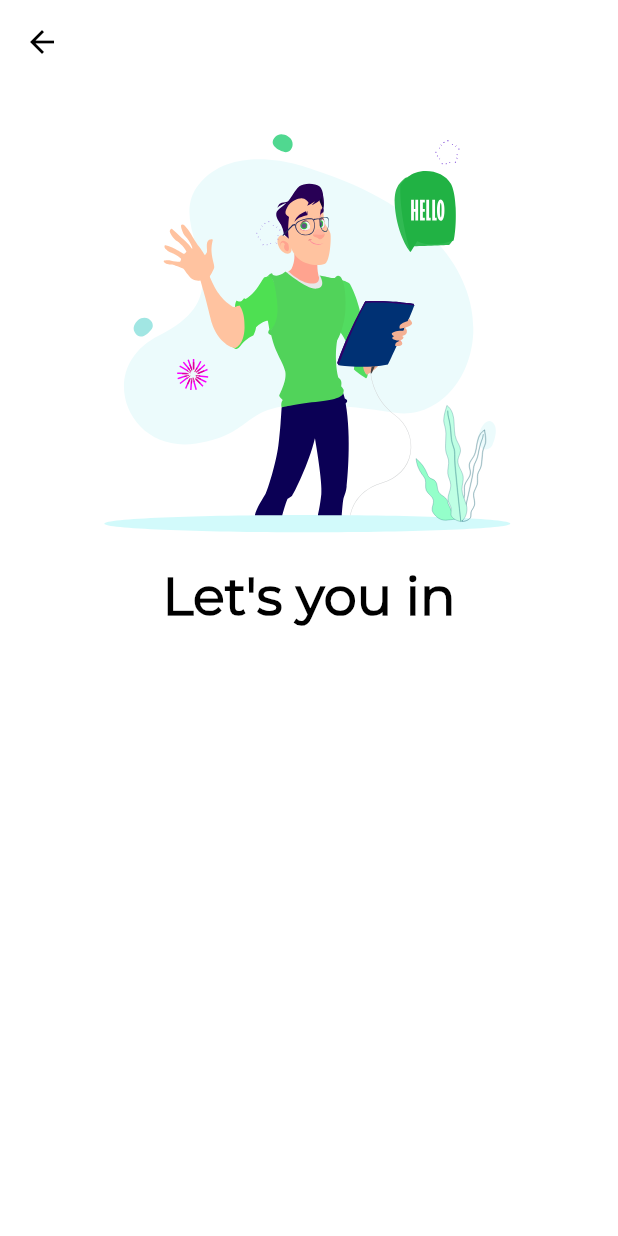
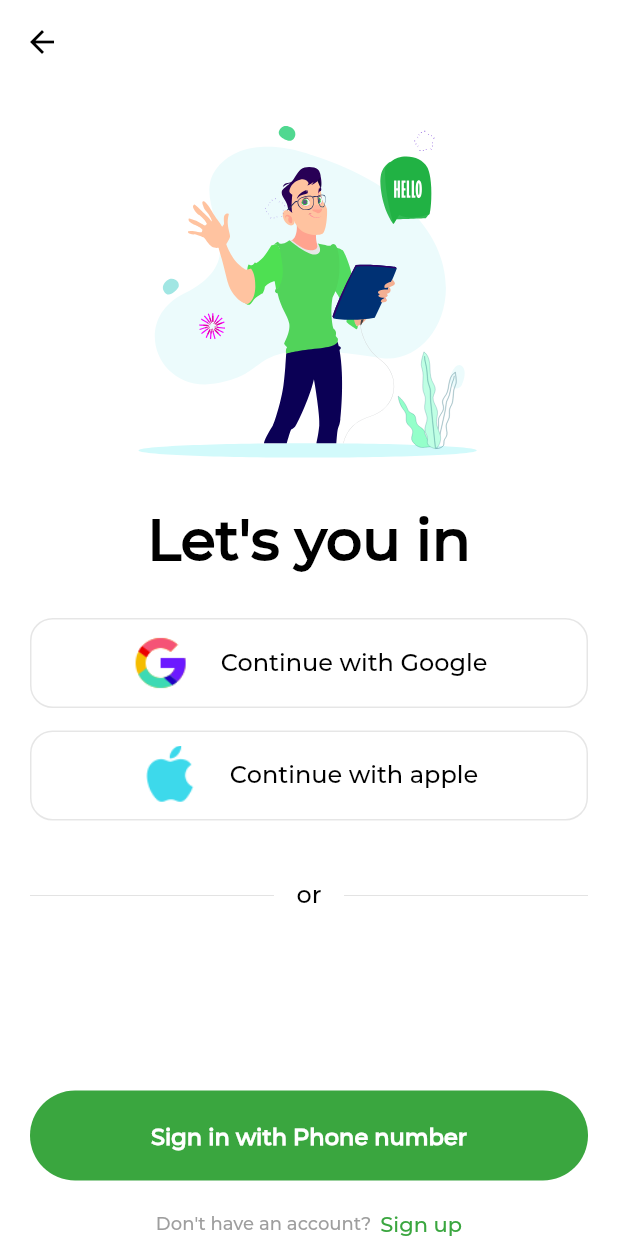
Before and after one commit to mahdinaghikhanii/food_app, a Flutter app: the screen it shows after launch, on a phone screen of 412 x 824 dp. Run offline on Flutter 3.47's test engine with Material 2 defaults, Android fonts, the light colour scheme and no system bars; drawn by our look-alikes of lottie; our stand-ins replace firebase_core; accounts and stored records are empty; project files that could hold a hidden picture were left out.

Commit message:
finishid create on lets you in scerans

```diff
--- /dev/null
+++ b/lib/module/widgets.dart
@@ -0,0 +1,59 @@
+import 'package:flutter/material.dart';
+import 'package:food_firebase/module/extension.dart';
+
+class ContinueWithButton extends StatelessWidget {
+  final String iconAddres;
+  final String text;
+  const ContinueWithButton(
+      {super.key, required this.iconAddres, required this.text});
+
+  @override
+  Widget build(BuildContext context) {
+    return Container(
+      width: double.infinity,
+      decoration: BoxDecoration(
+          borderRadius: BorderRadius.circular(15),
+          border: Border.all(color: Colors.grey.shade300.withOpacity(0.8))),
+      height: 60,
+      child: Row(
+        mainAxisAlignment: MainAxisAlignment.center,
+        children: [
+          Image.asset(iconAddres, width: 40),
+          const SizedBox(width: 20),
+          Text(
+            'Continue with $text',
+            style: context.textStyle.labelMedium!.copyWith(fontSize: 16),
+          ),
+        ],
+      ),
+    );
+  }
+}
+
+class DoneButton extends StatelessWidget {
+  final String text;
+  final VoidCallback ontap;
+  const DoneButton({super.key, required this.text, required this.ontap});
+
+  @override
+  Widget build(BuildContext context) {
+    return InkWell(
+      onTap: ontap,
+      child: Container(
+        width: double.infinity,
+        height: 60,
+        decoration: BoxDecoration(
+          borderRadius: BorderRadius.circular(40),
+          color: Theme.of(context).primaryColor,
+        ),
+        child: Center(
+          child: Text(
+            text,
+            style: context.textStyle.titleLarge!
+                .copyWith(fontSize: 15, color: Colors.white),
+          ),
+        ),
+      ),
+    );
+  }
+}
--- a/lib/pages/letsyouin_page.dart
+++ b/lib/pages/letsyouin_page.dart
@@ -1,5 +1,6 @@
 import 'package:flutter/material.dart';
 import 'package:food_firebase/module/extension.dart';
+import 'package:food_firebase/module/widgets.dart';
 import 'package:lottie/lottie.dart';
 
 class LetsYouIm extends StatelessWidget {
@@ -11,29 +12,69 @@ class LetsYouIm extends StatelessWidget {
       appBar: AppBar(
         leading: InkWell(onTap: () {}, child: const Icon(Icons.arrow_back)),
       ),
-      body: Padding(
+      body: SafeArea(
+        child: Padding(
           padding: const EdgeInsets.symmetric(horizontal: 20),
           child: Column(
+            mainAxisAlignment: MainAxisAlignment.spaceBetween,
+            children: [
+              Column(
                 mainAxisAlignment: MainAxisAlignment.start,
                 crossAxisAlignment: CrossAxisAlignment.center,
                 children: [
                   Center(
                     child: LottieBuilder.asset('assets/lottie/welcome.json',
-                  width: 300, height: 300),
+                        width: 250, height: 250),
                   ),
-            const SizedBox(height: 20),
+                  const SizedBox(height: 30),
                   Text(
                     'Let\'s you in',
-              style: context.textStyle.titleLarge,
+                    style: context.textStyle.titleLarge!.copyWith(fontSize: 38),
                   ),
-            Container(
-              width: double.infinity,
-              height: 40,
-              child: Row(
-                children: [],
+                  const SizedBox(height: 30),
+                  const ContinueWithButton(
+                      iconAddres: 'assets/icon/google.png', text: 'Google'),
+                  const SizedBox(height: 15),
+                  const ContinueWithButton(
+                      iconAddres: 'assets/icon/apple.png', text: 'apple'),
+                  const SizedBox(height: 40),
+                  Row(
+                    mainAxisAlignment: MainAxisAlignment.center,
+                    children: [
+                      const Expanded(child: Divider()),
+                      Padding(
+                        padding: const EdgeInsets.symmetric(horizontal: 15),
+                        child: Text('or',
+                            style: context.textStyle.labelMedium!
+                                .copyWith(fontSize: 16)),
                       ),
+                      const Expanded(child: Divider()),
+                    ],
                   )
                 ],
+              ),
+              Column(
+                children: [
+                  DoneButton(text: "Sign in with Phone number", ontap: () {}),
+                  const SizedBox(height: 20),
+                  Row(
+                    mainAxisAlignment: MainAxisAlignment.center,
+                    children: [
+                      Text('Don\'t have an account?',
+                          style: context.textStyle.labelMedium!
+                              .copyWith(color: Colors.grey)),
+                      const SizedBox(width: 6),
+                      Text("Sign up",
+                          style: context.textStyle.labelLarge!.copyWith(
+                            color: const Color(0xFF3AA63F),
+                            fontSize: 14,
+                          ))
+                    ],
+                  )
+                ],
+              )
+            ],
+          ),
         ),
       ),
     );
--- a/lib/theme/config_theme.dart
+++ b/lib/theme/config_theme.dart
@@ -3,6 +3,7 @@ import 'package:flutter/material.dart';
 class ConfigTheme {
   ThemeData themeData() {
     return ThemeData(
+        dividerColor: Colors.grey.shade300.withOpacity(0.9),
         appBarTheme: const AppBarTheme(
             backgroundColor: Colors.white,
             elevation: 0,
@@ -10,6 +11,15 @@ class ConfigTheme {
         primaryColor: const Color(0xFF3AA63F),
         scaffoldBackgroundColor: Colors.white,
         textTheme: const TextTheme(
+            labelLarge: TextStyle(
+                color: Colors.white,
+                fontSize: 23,
+                fontWeight: FontWeight.w500,
+                fontFamily: "Montserrat"),
+            labelMedium: TextStyle(
+                color: Colors.black,
+                fontWeight: FontWeight.w500,
+                fontFamily: "Montserrat"),
             titleLarge: TextStyle(
                 fontFamily: "Montserrat",
                 fontWeight: FontWeight.w700,
--- a/pubspec.yaml
+++ b/pubspec.yaml
@@ -92,6 +92,8 @@ flutter:
            weight: 700
          - asset: assets/fonts/Montserrat-Regular.otf
            weight: 300
+         - asset: assets/fonts/Montserrat-Medium.otf
+           weight: 500
 
   #         style: italic
   #   - family: Trajan Pro
```
Also changed, not shown: assets/fonts/Montserrat-Medium.otf (added). Lines whose indentation alone changed are shown as unchanged.
